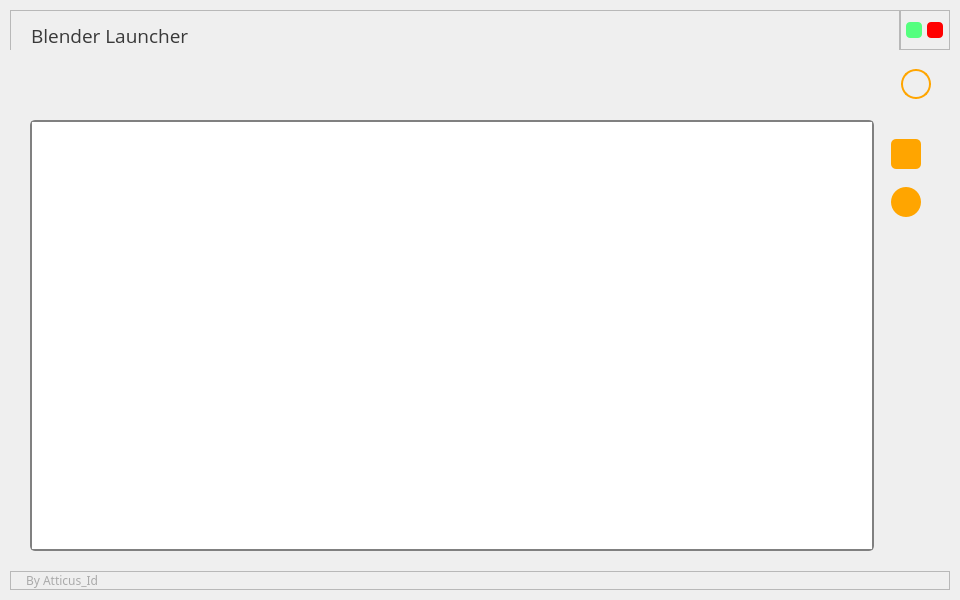
Above: demo.ui from atticus-lv/blender_launcher before the change. Below: the same form after it.
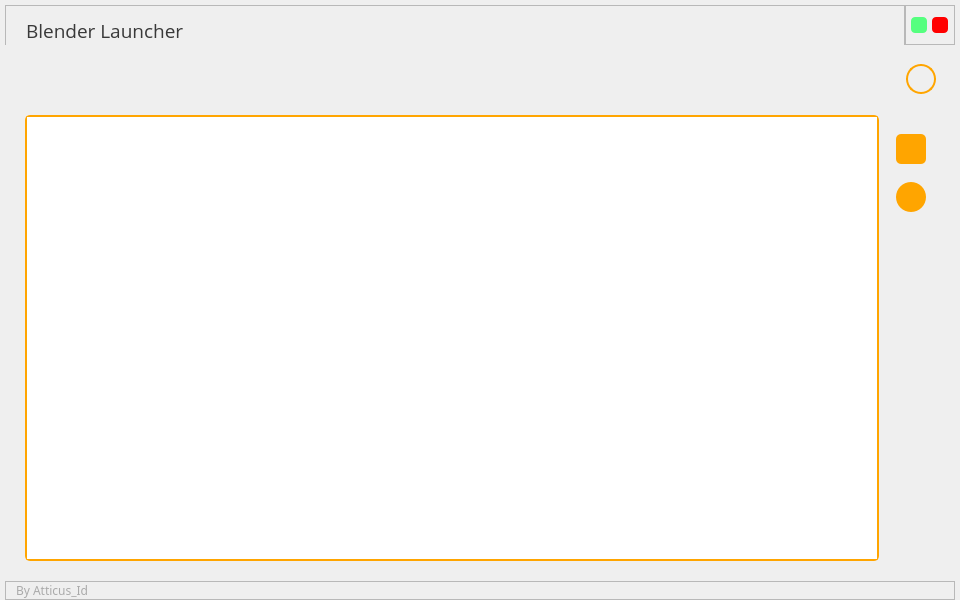
That is the form after the change. The open tabs and pages were chosen to show the change. Icons and pictures are not drawn. Custom widgets are drawn as their Qt base class.

Diff of the .ui file:
```diff
--- a/demo.ui
+++ b/demo.ui
@@ -13,6 +13,9 @@
   <property name="windowTitle">
    <string>Blender Launcher</string>
   </property>
+  <property name="styleSheet">
+   <string notr="true"/>
+  </property>
   <widget class="QWidget" name="centralwidget">
    <property name="enabled">
     <bool>true</bool>
@@ -31,28 +34,26 @@
      <number>0</number>
     </property>
     <property name="leftMargin">
-     <number>10</number>
+     <number>0</number>
     </property>
     <property name="topMargin">
-     <number>10</number>
+     <number>0</number>
     </property>
     <property name="rightMargin">
-     <number>10</number>
+     <number>0</number>
     </property>
     <property name="bottomMargin">
-     <number>10</number>
+     <number>0</number>
     </property>
     <item>
      <widget class="QFrame" name="drop_shadow_frame">
       <property name="styleSheet">
        <string notr="true">QFrame{
-blackground-color:none;
 border-radius：10px;
 }
 QFrame#drop_shadow_frame{
-blackground-color:none;
 border-radius：10px;
-border-image: url(&quot;./img/bg.png&quot;); 
+border-image: url(&quot;./img/bg.png&quot;);
 }</string>
       </property>
       <property name="frameShape">
@@ -66,13 +67,13 @@
         <number>0</number>
        </property>
        <property name="leftMargin">
-        <number>0</number>
+        <number>5</number>
        </property>
        <property name="topMargin">
-        <number>0</number>
+        <number>5</number>
        </property>
        <property name="rightMargin">
-        <number>0</number>
+        <number>5</number>
        </property>
        <property name="bottomMargin">
         <number>0</number>
@@ -223,7 +224,7 @@
                 <string notr="true">QPushButton{
 	border:none;
 	border-radius:4px;
-	background-color:rgb(85, 255, 127);
+	background-color:rgb(85, 255, 127,255);
 }
 QPushButton:hover{
 	background-color:rgb(85, 255, 127, 150);
@@ -252,7 +253,7 @@
                 <string notr="true">QPushButton{
 	border:none;
 	border-radius:4px;
-	background-color:rgb(255, 0, 0);
+	background-color:rgb(255, 0, 0,255);
 }
 QPushButton:hover{
 	background-color:rgb(255, 0, 0, 150);
@@ -293,7 +294,7 @@
           <item>
            <widget class="QStackedWidget" name="stackedWidget">
             <property name="currentIndex">
-             <number>0</number>
+             <number>1</number>
             </property>
             <widget class="QWidget" name="page_home">
              <layout class="QVBoxLayout" name="verticalLayout_5">
@@ -440,9 +441,12 @@
                           <string/>
                          </property>
                          <property name="icon">
-                          <iconset theme="./img/arrow_down.png">
+                          <iconset>
                            <normaloff>.</normaloff>.</iconset>
                          </property>
+                         <property name="checkable">
+                          <bool>false</bool>
+                         </property>
                         </widget>
                        </item>
                       </layout>
@@ -677,8 +681,7 @@
 
 QComboBox::down-arrow {
     border-image: url(./img/arrow_down.png);
-}
-</string>
+}</string>
                          </property>
                          <property name="editable">
                           <bool>false</bool>
@@ -1007,8 +1010,23 @@
                          </property>
                          <property name="styleSheet">
                           <string notr="true">QListView{
-border:2 solid gray;
+border:2 solid orange;
 border-radius:5px;
+alternate-background-color:orange;
+}
+/* 行与行之间交替颜色不同 */
+/* setAlternatingRowColors(true); */
+QListView::item:alternate {
+	background:#D9FAFF;
+}
+QListView::item:selected {
+	color:white;
+	background-color:orange;
+}
+/* 鼠标县浮在条目上 */
+QListView::item::hover {
+	background:rgb(0, 170, 255);
+	padding:10px;
 }</string>
                          </property>
                         </widget>
@@ -1229,7 +1247,7 @@
               <number>0</number>
              </property>
              <property name="leftMargin">
-              <number>15</number>
+              <number>10</number>
              </property>
              <property name="topMargin">
               <number>0</number>
```
Left out of the diff: 4 changed lines with no effect on the pictures.
